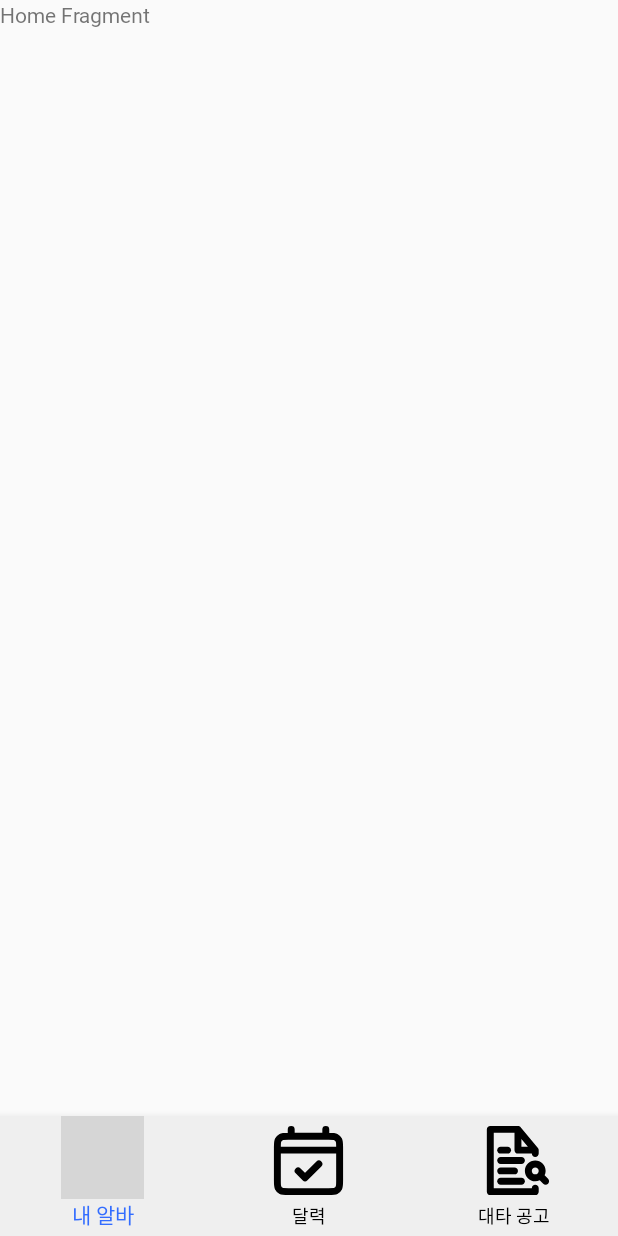
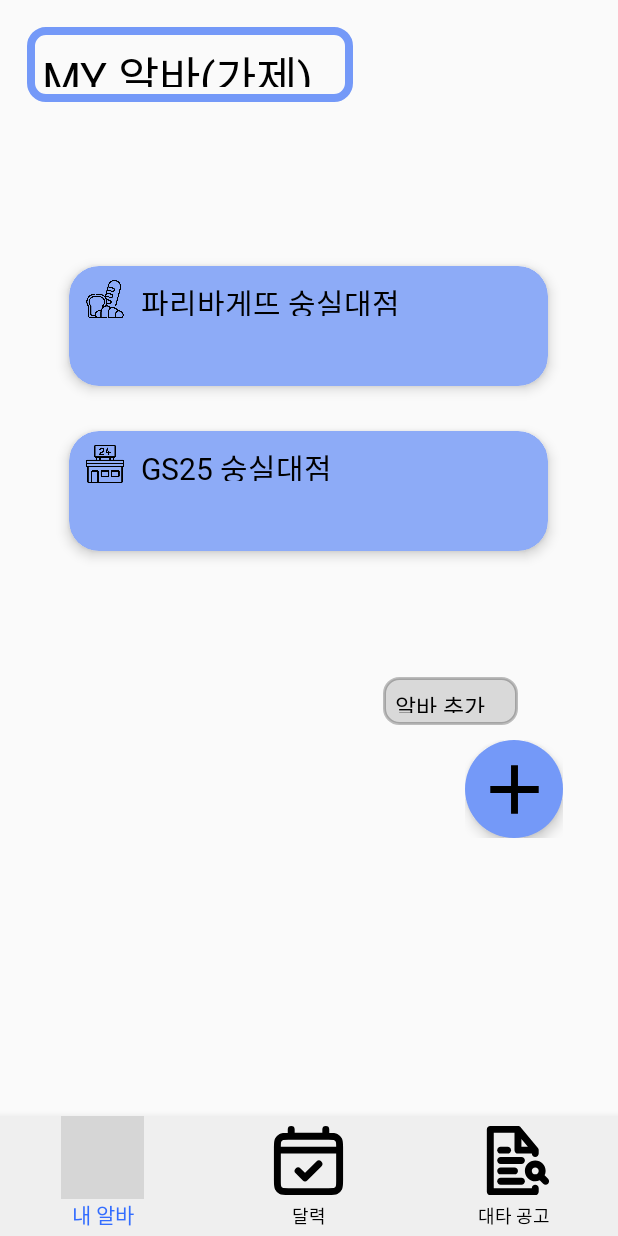
Before and after one commit to RinRinPARK/MyPartTimeJob-Android, an Android app: the screen it shows after launch (MainActivity), on a phone screen of 412 x 824 dp. Run offline under Robolectric (Android 15) with nearby library versions, the phone set to English and light mode, and no system bars; grey boxes are pictures that could not be loaded.

Commit message:
홈 화면 작성했어요

```diff
--- /dev/null
+++ b/app/src/main/res/drawable/baseline_plus.xml
@@ -0,0 +1,5 @@
+<vector android:height="55dp" android:tint="#000000"
+    android:viewportHeight="24" android:viewportWidth="24"
+    android:width="55dp" xmlns:android="http://schemas.android.com/apk/res/android">
+    <path android:fillColor="@android:color/white" android:pathData="M19,13h-6v6h-2v-6H5v-2h6V5h2v6h6v2z"/>
+</vector>
--- /dev/null
+++ b/app/src/main/res/drawable/plus_circle.xml
@@ -0,0 +1,7 @@
+<?xml version="1.0" encoding="utf-8"?>
+<shape xmlns:android="http://schemas.android.com/apk/res/android"
+    android:shape="rectangle">
+    <corners android:radius="50dp" />
+    <size android:width="65dp" android:height="65dp"></size>
+    <solid android:color="@color/blue" />
+</shape>
--- /dev/null
+++ b/app/src/main/res/drawable/textview_border.xml
@@ -0,0 +1,13 @@
+<?xml version="1.0" encoding="utf-8"?>
+<shape xmlns:android="http://schemas.android.com/apk/res/android"
+    android:shape="rectangle">
+    <stroke
+        android:color="@color/blue"
+        android:width="5dp">
+    </stroke>
+    <corners
+        android:radius="10dp">
+    </corners>
+
+
+</shape>
--- /dev/null
+++ b/app/src/main/res/drawable/textview_border1.xml
@@ -0,0 +1,13 @@
+<?xml version="1.0" encoding="utf-8"?>
+<shape xmlns:android="http://schemas.android.com/apk/res/android"
+    android:shape="rectangle">
+    <stroke
+        android:color="#40000000"
+        android:width="2dp">
+    </stroke>
+    <solid android:color="#D9D9D9" />
+    <corners
+        android:radius="10dp">
+    </corners>
+
+</shape>
--- a/app/src/main/res/layout/fragment_home.xml
+++ b/app/src/main/res/layout/fragment_home.xml
@@ -3,12 +3,160 @@
     xmlns:tools="http://schemas.android.com/tools"
     android:layout_width="match_parent"
     android:layout_height="match_parent"
+    xmlns:app="http://schemas.android.com/apk/res-auto"
     tools:context=".HomeFragment">
 
     <!-- TODO: Update blank fragment layout -->
     <TextView
+        android:textColor="@color/black"
+        android:layout_width="217dp"
+        android:layout_height="50dp"
+        android:layout_marginLeft="18dp"
+        android:layout_marginTop="18dp"
+        android:padding="10dp"
+        android:background="@drawable/textview_border"
+        android:text="MY 알바(가제)"
+        android:textSize="30dp"
+        android:fontFamily="@font/bold">
+
+    </TextView>
+
+
+    <LinearLayout
         android:layout_width="match_parent"
-        android:layout_height="match_parent"
-        android:text="Home Fragment" />
+        android:layout_height="640dp"
+        android:layout_gravity="center"
+        android:orientation="vertical">
+
+        <androidx.cardview.widget.CardView
+            android:layout_width="319dp"
+            android:layout_height="80dp"
+            android:layout_gravity="center"
+            android:layout_marginTop="113dp"
+            android:clickable="true"
+            android:focusable="true"
+            app:cardBackgroundColor="#8DABF7"
+            app:cardCornerRadius="20dp"
+            app:cardElevation="5dp">
+
+
+            <LinearLayout
+                android:layout_width="match_parent"
+                android:layout_height="match_parent"
+                android:orientation="horizontal">
+
+
+
+                <ImageView
+                    android:layout_width="25dp"
+                    android:layout_height="25dp"
+                    android:layout_marginLeft="11dp"
+                    android:layout_marginTop="9dp"
+                    android:src="@drawable/bakery">
+
+                </ImageView>
+                <TextView
+                    android:textColor="@color/black"
+                    android:layout_width="180dp"
+                    android:layout_height="24dp"
+                    android:layout_marginLeft="11dp"
+                    android:layout_marginTop="9dp"
+                    android:text="파리바게뜨 숭실대점"
+                    android:fontFamily="@font/bold"
+                    android:textSize="20dp">
+
+                </TextView>
+
+
+
+            </LinearLayout>
+        </androidx.cardview.widget.CardView>
+
+        <androidx.cardview.widget.CardView
+            android:layout_width="319dp"
+            android:layout_height="80dp"
+            android:layout_gravity="center"
+            android:layout_marginTop="30dp"
+            android:clickable="true"
+            android:focusable="true"
+            app:cardBackgroundColor="#8DABF7"
+            app:cardCornerRadius="20dp"
+            app:cardElevation="5dp">
+
+            <LinearLayout
+                android:layout_width="match_parent"
+                android:layout_height="match_parent"
+                android:orientation="horizontal">
+
+                <ImageView
+                    android:layout_width="25dp"
+                    android:layout_height="25dp"
+                    android:layout_marginLeft="11dp"
+                    android:layout_marginTop="9dp"
+                    android:src="@drawable/convenience">
+
+                </ImageView>
+
+                <TextView
+                    android:textColor="@color/black"
+                    android:layout_width="180dp"
+                    android:layout_height="24dp"
+                    android:layout_marginLeft="11dp"
+                    android:layout_marginTop="9dp"
+                    android:text="GS25 숭실대점"
+                    android:fontFamily="@font/bold"
+                    android:textSize="20dp">
+
+                </TextView>
+
+
+            </LinearLayout>
+
+        </androidx.cardview.widget.CardView>
+
+    </LinearLayout>
+    <TextView
+        android:textColor="@color/black"
+        android:layout_width="90dp"
+        android:layout_height="32dp"
+        android:layout_marginLeft="255dp"
+        android:layout_marginTop="451dp"
+        android:padding="8dp"
+        android:background="@drawable/textview_border1"
+        android:clickable="true"
+        android:focusable="true"
+        android:text="알바 추가"
+        android:textSize="15dp"
+        android:fontFamily="@font/bold"
+        android:elevation="5dp">
+
+    </TextView>
+
+    <RelativeLayout
+        xmlns:android="http://schemas.android.com/apk/res/android"
+        android:layout_width="65dp"
+        android:layout_height="65dp"
+        android:layout_marginLeft="310dp"
+        android:layout_marginTop="493dp"
+        >
+        <ImageButton
+            android:layout_width="65dp"
+            android:layout_height="65dp"
+            android:background="@drawable/plus_circle"
+            android:src="@drawable/baseline_plus"
+            android:clickable="true"
+            android:focusable="true"
+            android:elevation="5dp">
+
+        </ImageButton>
+
+
+
+
+    </RelativeLayout>
+
+
+
+
 
 </FrameLayout>
```
Also changed, not shown: app/src/main/res/layout/dialogfragment_codeinput.xml (added, +84 -0 lines), app/src/main/res/drawable/bakery.png (added), app/src/main/res/drawable/convenience.png (added).
